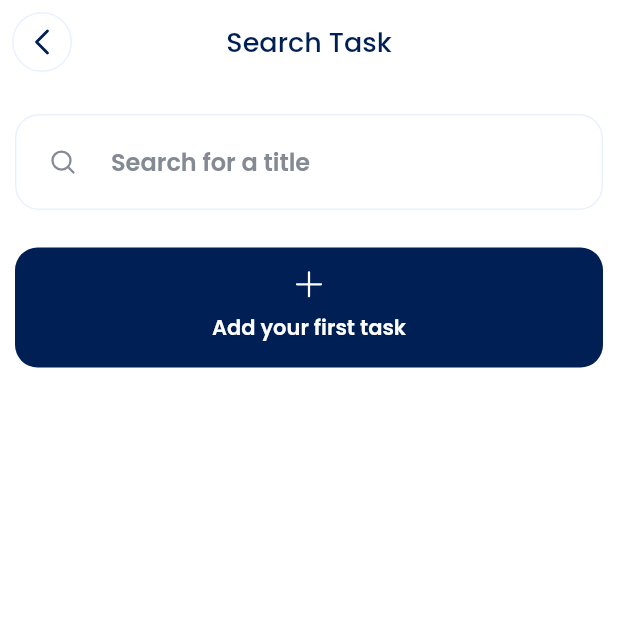
After one commit to AgusDharmaUDEL93/tasker-RPL, a Flutter app: the SearchPage screen opened by its route, on a phone screen of 412 x 824 dp, the top half of it. The commit adds this screen. Run offline on Flutter 3.47's test engine with Material 2 defaults, Android fonts, the phone set to English and light mode, and no system bars; our stand-ins replace flutter_slidable, flutter_svg, google_fonts, hive, hive_flutter; accounts and stored records are empty.

Commit message:
feat: created the search_task_page for filtering the tasks and implemented search by title

```diff
--- a/lib/layers/app/views/ui/home/home_page.dart
+++ b/lib/layers/app/views/ui/home/home_page.dart
@@ -38,11 +38,7 @@ class _HomePageState extends State<HomePage> {
         child: SvgPicture.asset('assets/icons/add-icon.svg'),
       ),
       backgroundColor: Colors.white,
-      appBar: AppBar(
-        elevation: 0,
-        backgroundColor: Colors.transparent,
-        title: const HomeAppBar(),
-      ),
+      appBar: HomeAppBar(),
       body: SizedBox(
         width: MediaQuery.of(context).size.width,
         child: Padding(
--- /dev/null
+++ b/lib/layers/app/views/ui/search_task/search_task_page.dart
@@ -0,0 +1,116 @@
+import 'package:flutter/material.dart';
+import 'package:flutter_svg/svg.dart';
+import 'package:google_fonts/google_fonts.dart';
+import 'package:hive_flutter/hive_flutter.dart';
+import 'package:tasker/layers/app/views/ui/widgets/manage_task/manage_task_appbar_widget.dart';
+import 'package:tasker/layers/core/utils/constants.dart';
+
+import '../../../models/task/boxes.dart';
+import '../../../models/task/task_model.dart';
+import '../widgets/home/home_add_first_task_widget.dart';
+import '../widgets/home/home_task_card_widget.dart';
+import '../widgets/search_task/search_not_found_widget.dart';
+
+class SearchPage extends StatefulWidget {
+  const SearchPage({super.key});
+
+  @override
+  State<SearchPage> createState() => _SearchPageState();
+}
+
+class _SearchPageState extends State<SearchPage> {
+  String arguments = '';
+
+  @override
+  Widget build(BuildContext context) {
+    return Scaffold(
+      backgroundColor: kPlainWhite,
+      appBar: ManageTaskAppBar(title: 'Search Task'),
+      body: Padding(
+        padding: const EdgeInsets.symmetric(horizontal: 10.0),
+        child: SingleChildScrollView(
+          physics: const BouncingScrollPhysics(),
+          child: Column(
+            children: [
+              const SizedBox(height: 20),
+              TextField(
+                onChanged: (string) {
+                  setState(() {
+                    arguments = string;
+                  });
+                },
+                cursorColor: kDarkBlue,
+                style: GoogleFonts.poppins(
+                  fontSize: 16,
+                  color: kDarkBlue,
+                  fontWeight: FontWeight.w600,
+                ),
+                decoration: InputDecoration(
+                  focusedBorder: OutlineInputBorder(
+                    borderRadius: BorderRadius.circular(16),
+                    borderSide: const BorderSide(
+                      color: kLightBlue,
+                    ),
+                  ),
+                  hintText: 'Search for a title',
+                  hintStyle: GoogleFonts.poppins(
+                    color: kDarkGrey,
+                    fontSize: 16,
+                  ),
+                  enabledBorder: OutlineInputBorder(
+                    borderRadius: BorderRadius.circular(16),
+                    borderSide: const BorderSide(
+                      color: kLightBlue,
+                    ),
+                  ),
+                  contentPadding:
+                      const EdgeInsets.symmetric(horizontal: 15, vertical: 15),
+                  isDense: true,
+                  prefixIcon: Padding(
+                    padding: const EdgeInsets.all(20),
+                    child: SvgPicture.asset(
+                      'assets/icons/search-icon.svg',
+                      color: kDarkGrey,
+                    ),
+                  ),
+                  filled: true,
+                  fillColor: kPlainWhite,
+                ),
+              ),
+              const SizedBox(height: 15),
+              ValueListenableBuilder<Box<TaskModel>>(
+                valueListenable: Boxes.getTasks().listenable(),
+                builder: (BuildContext context, dynamic value, Widget? child) {
+                  var tasks = value.values
+                      .where((item) =>
+                          item.title.contains(arguments) ? true : false)
+                      .toList();
+
+                  if (tasks != null && tasks.isNotEmpty) {
+                    return ListView.separated(
+                      physics: const BouncingScrollPhysics(),
+                      shrinkWrap: true,
+                      itemCount: tasks.length,
+                      itemBuilder: (BuildContext context, int index) {
+                        final task = tasks[index];
+                        return HomeTaskCardWidget(task: task);
+                      },
+                      separatorBuilder: (context, index) {
+                        return const SizedBox(height: 12);
+                      },
+                    );
+                  } else if (Boxes.getTasks().isEmpty) {
+                    return const AddFirstTaskWidget();
+                  } else {
+                    return const SearchNotFoundWidget();
+                  }
+                },
+              ),
+              const SizedBox(height: 15),
+            ],
+          ),
+        ),
+      ),
+    );
+  }
+}
--- a/lib/layers/app/views/ui/widgets/home/home_add_first_task_widget.dart
+++ b/lib/layers/app/views/ui/widgets/home/home_add_first_task_widget.dart
@@ -17,8 +17,8 @@ class AddFirstTaskWidget extends StatelessWidget {
         );
       },
       child: Container(
-        margin: EdgeInsets.only(top: 10),
-        height: 90,
+        margin: const EdgeInsets.only(top: 10),
+        height: 80,
         width: double.infinity,
         decoration: BoxDecoration(
           color: kDarkBlue,
--- a/lib/layers/app/views/ui/widgets/home/home_task_card_widget.dart
+++ b/lib/layers/app/views/ui/widgets/home/home_task_card_widget.dart
@@ -3,6 +3,7 @@ import 'package:flutter_slidable/flutter_slidable.dart';
 import 'package:google_fonts/google_fonts.dart';
 import 'package:tasker/layers/app/models/task/task_model.dart';
 import '../../../../../core/utils/constants.dart';
+import '../../../../models/task/boxes.dart';
 
 class HomeTaskCardWidget extends StatefulWidget {
   final TaskModel task;
@@ -36,7 +37,9 @@ class _HomeTaskCardWidgetState extends State<HomeTaskCardWidget> {
             label: 'Edit',
           ),
           SlidableAction(
-            onPressed: (context) {},
+            onPressed: (context) {
+              deleteTask(widget.task);
+            },
             foregroundColor: Colors.red,
             icon: Icons.delete,
             label: 'Delete',
@@ -153,6 +156,10 @@ class _HomeTaskCardWidgetState extends State<HomeTaskCardWidget> {
     );
   }
 
+  deleteTask(TaskModel task) {
+    task.delete();
+  }
+
   int daysBetween(DateTime from, DateTime to) {
     from = DateTime(from.year, from.month, from.day);
     to = DateTime(to.year, to.month, to.day);
--- a/lib/layers/core/utils/constants.dart
+++ b/lib/layers/core/utils/constants.dart
@@ -3,6 +3,7 @@ import 'package:flutter/material.dart';
 // Routes
 const String kHomeRoute = '/';
 const String kManageTaskRoute = '/create-task';
+const String kSearchTaskRoute = '/search-task';
 
 // Color Pallete
 const Color kPrimaryColor = Color(0xFF3580FF);
--- a/lib/layers/core/utils/route_generator.dart
+++ b/lib/layers/core/utils/route_generator.dart
@@ -1,6 +1,7 @@
 import 'package:flutter/material.dart';
 import 'package:tasker/layers/app/models/task/task_model.dart';
 import 'package:tasker/layers/app/views/ui/manage_task/manage_task_page.dart';
+import 'package:tasker/layers/app/views/ui/search_task/search_task_page.dart';
 import 'package:tasker/layers/core/utils/constants.dart';
 import '../../app/views/ui/home/home_page.dart';
 
@@ -16,6 +17,8 @@ class RouteGenerator {
               builder: (context) => ManageTaskPage(task: args));
         }
         return MaterialPageRoute(builder: (context) => const ManageTaskPage());
+      case kSearchTaskRoute:
+        return MaterialPageRoute(builder: (_) => const SearchPage());
       default:
         return errorRoute();
     }
```
Also changed, not shown: lib/layers/app/views/ui/widgets/home/home_appbar_widget.dart (+23 -7 lines), lib/layers/app/views/ui/widgets/search_task/search_not_found_widget.dart (added, +20 -0 lines), assets/icons/filter-icon.svg (added), assets/icons/search-icon.svg (added).
